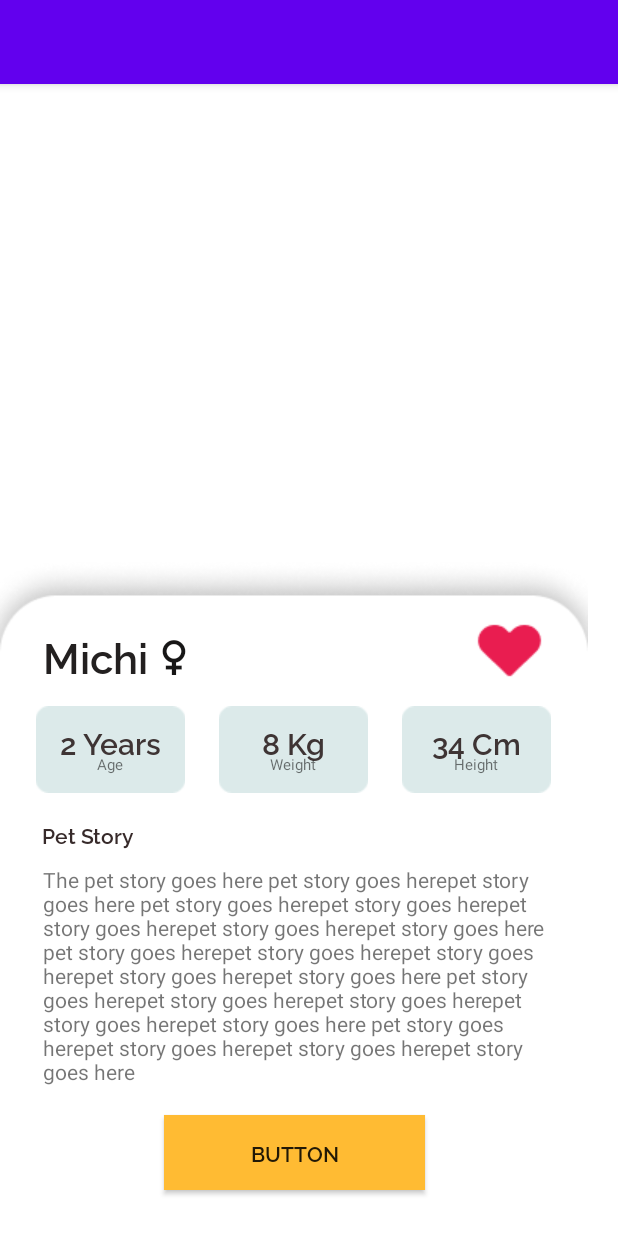
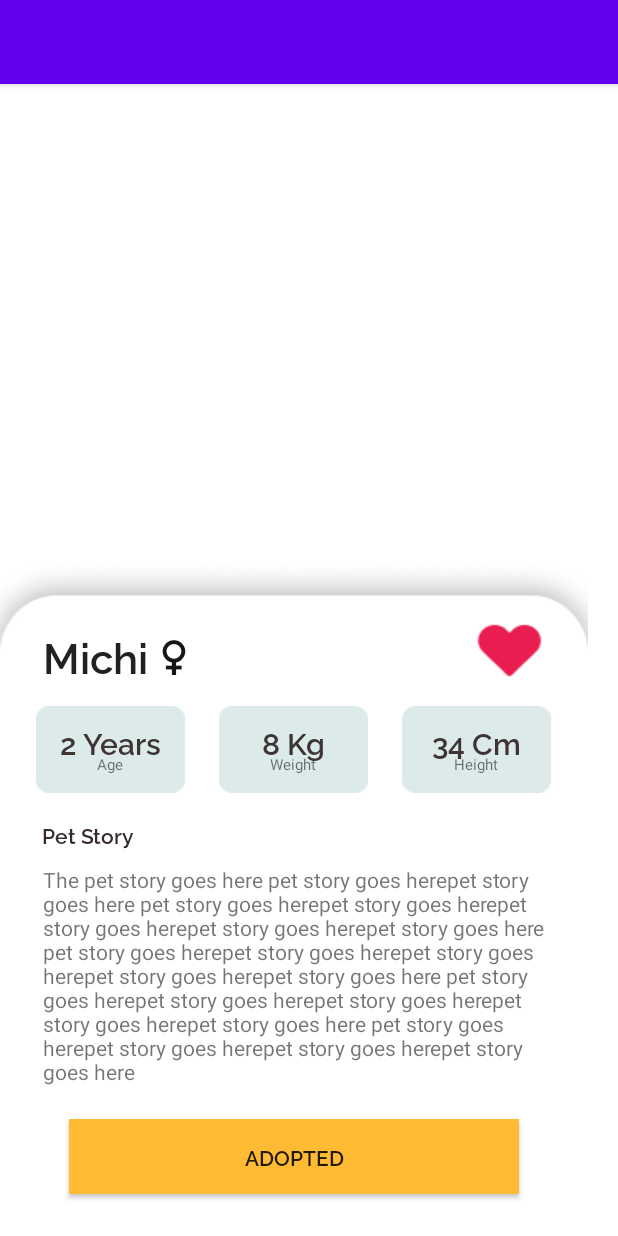
Before and after one commit to ArisandiYudiarta/Petshop, an Android app: the DetailHewan screen opened directly, with no data from a screen before it, on a phone screen of 412 x 824 dp. Run offline under Robolectric (Android 15) with nearby library versions, the phone set to English and light mode, and no system bars.

Commit message:
create branch

```diff
--- a/app/src/main/res/layout/activity_detail_hewan.xml
+++ b/app/src/main/res/layout/activity_detail_hewan.xml
@@ -207,16 +207,16 @@
 
         <androidx.appcompat.widget.AppCompatButton
             android:id="@+id/button"
-            android:layout_width="174dp"
+            android:layout_width="300dp"
             android:layout_height="50dp"
             android:background="@android:color/holo_orange_light"
             android:fontFamily="@font/raleway_semibold"
-            android:text="Button"
+            android:text="Adopted"
             app:layout_constraintBottom_toBottomOf="parent"
             app:layout_constraintEnd_toEndOf="parent"
             app:layout_constraintStart_toStartOf="parent"
             app:layout_constraintTop_toBottomOf="@+id/tableRow"
-            app:layout_constraintVertical_bias="0.871" />
+            app:layout_constraintVertical_bias="0.883" />
 
         <TextView
             android:id="@+id/textView3"
```
